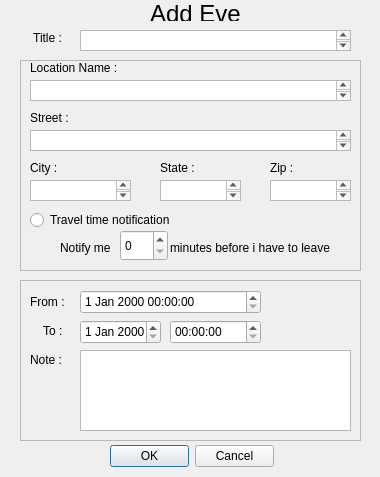
This is Calendar/addeventbutton.ui in oscarl1127/CSUSM_CS441_Project as Qt 5 draws it before an edit. The edited form follows.
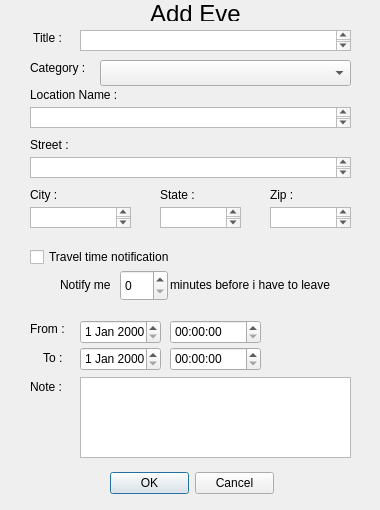
This is the edited form.

What changed in the file:
```diff
--- a/Calendar/addeventbutton.ui
+++ b/Calendar/addeventbutton.ui
@@ -7,22 +7,12 @@
     <x>0</x>
     <y>0</y>
     <width>380</width>
-    <height>477</height>
+    <height>510</height>
    </rect>
   </property>
   <property name="windowTitle">
    <string>Dialog</string>
   </property>
-  <widget class="QDateTimeEdit" name="dateTimeEdit">
-   <property name="geometry">
-    <rect>
-     <x>80</x>
-     <y>290</y>
-     <width>181</width>
-     <height>24</height>
-    </rect>
-   </property>
-  </widget>
   <widget class="QLabel" name="label">
    <property name="geometry">
     <rect>
@@ -40,7 +30,7 @@
    <property name="geometry">
     <rect>
      <x>110</x>
-     <y>440</y>
+     <y>467</y>
      <width>164</width>
      <height>32</height>
     </rect>
@@ -53,7 +43,7 @@
    <property name="geometry">
     <rect>
      <x>80</x>
-     <y>350</y>
+     <y>377</y>
      <width>271</width>
      <height>81</height>
     </rect>
@@ -86,7 +76,7 @@
    <property name="geometry">
     <rect>
      <x>30</x>
-     <y>60</y>
+     <y>87</y>
      <width>101</width>
      <height>16</height>
     </rect>
@@ -99,7 +89,7 @@
    <property name="geometry">
     <rect>
      <x>30</x>
-     <y>130</y>
+     <y>157</y>
      <width>321</width>
      <height>21</height>
     </rect>
@@ -109,7 +99,7 @@
    <property name="geometry">
     <rect>
      <x>170</x>
-     <y>320</y>
+     <y>347</y>
      <width>91</width>
      <height>24</height>
     </rect>
@@ -119,17 +109,17 @@
    <property name="geometry">
     <rect>
      <x>80</x>
-     <y>320</y>
+     <y>347</y>
      <width>81</width>
      <height>24</height>
     </rect>
    </property>
   </widget>
-  <widget class="QRadioButton" name="radioButton">
+  <widget class="QCheckBox" name="checkBox">
    <property name="geometry">
     <rect>
      <x>30</x>
-     <y>210</y>
+     <y>247</y>
      <width>161</width>
      <height>20</height>
     </rect>
@@ -142,7 +132,7 @@
    <property name="geometry">
     <rect>
      <x>30</x>
-     <y>110</y>
+     <y>137</y>
      <width>60</width>
      <height>16</height>
     </rect>
@@ -155,7 +145,7 @@
    <property name="geometry">
     <rect>
      <x>30</x>
-     <y>160</y>
+     <y>187</y>
      <width>60</width>
      <height>16</height>
     </rect>
@@ -168,7 +158,7 @@
    <property name="geometry">
     <rect>
      <x>160</x>
-     <y>160</y>
+     <y>187</y>
      <width>60</width>
      <height>16</height>
     </rect>
@@ -181,7 +171,7 @@
    <property name="geometry">
     <rect>
      <x>270</x>
-     <y>160</y>
+     <y>187</y>
      <width>60</width>
      <height>16</height>
     </rect>
@@ -194,7 +184,7 @@
    <property name="geometry">
     <rect>
      <x>30</x>
-     <y>180</y>
+     <y>207</y>
      <width>101</width>
      <height>21</height>
     </rect>
@@ -204,7 +194,7 @@
    <property name="geometry">
     <rect>
      <x>160</x>
-     <y>180</y>
+     <y>207</y>
      <width>81</width>
      <height>21</height>
     </rect>
@@ -214,7 +204,7 @@
    <property name="geometry">
     <rect>
      <x>270</x>
-     <y>180</y>
+     <y>207</y>
      <width>81</width>
      <height>21</height>
     </rect>
@@ -224,85 +214,17 @@
    <property name="geometry">
     <rect>
      <x>30</x>
-     <y>80</y>
+     <y>107</y>
      <width>321</width>
      <height>21</height>
     </rect>
    </property>
   </widget>
-  <widget class="QFrame" name="frame_2">
-   <property name="geometry">
-    <rect>
-     <x>20</x>
-     <y>280</y>
-     <width>341</width>
-     <height>161</height>
-    </rect>
-   </property>
-   <property name="frameShape">
-    <enum>QFrame::StyledPanel</enum>
-   </property>
-   <property name="frameShadow">
-    <enum>QFrame::Raised</enum>
-   </property>
-  </widget>
-  <widget class="QFrame" name="frame">
-   <property name="geometry">
-    <rect>
-     <x>20</x>
-     <y>60</y>
-     <width>341</width>
-     <height>211</height>
-    </rect>
-   </property>
-   <property name="frameShape">
-    <enum>QFrame::StyledPanel</enum>
-   </property>
-   <property name="frameShadow">
-    <enum>QFrame::Raised</enum>
-   </property>
-   <widget class="QSpinBox" name="spinBox">
-    <property name="geometry">
-     <rect>
-      <x>100</x>
-      <y>170</y>
-      <width>48</width>
-      <height>31</height>
-     </rect>
-    </property>
-   </widget>
-   <widget class="QLabel" name="label_11">
-    <property name="geometry">
-     <rect>
-      <x>40</x>
-      <y>180</y>
-      <width>61</width>
-      <height>16</height>
-     </rect>
-    </property>
-    <property name="text">
-     <string>Notify me </string>
-    </property>
-   </widget>
-   <widget class="QLabel" name="label_12">
-    <property name="geometry">
-     <rect>
-      <x>150</x>
-      <y>180</y>
-      <width>191</width>
-      <height>16</height>
-     </rect>
-    </property>
-    <property name="text">
-     <string>minutes before i have to leave</string>
-    </property>
-   </widget>
-  </widget>
-  <widget class="QWidget" name="">
+  <widget class="QWidget" name="layoutWidget">
    <property name="geometry">
     <rect>
      <x>30</x>
-     <y>290</y>
+     <y>317</y>
      <width>43</width>
      <height>81</height>
     </rect>
@@ -331,6 +253,85 @@
     </item>
    </layout>
   </widget>
+  <widget class="QLabel" name="label_11">
+   <property name="geometry">
+    <rect>
+     <x>60</x>
+     <y>277</y>
+     <width>60</width>
+     <height>16</height>
+    </rect>
+   </property>
+   <property name="text">
+    <string>Notify me </string>
+   </property>
+  </widget>
+  <widget class="QLabel" name="label_12">
+   <property name="geometry">
+    <rect>
+     <x>170</x>
+     <y>277</y>
+     <width>191</width>
+     <height>16</height>
+    </rect>
+   </property>
+   <property name="text">
+    <string>minutes before i have to leave</string>
+   </property>
+  </widget>
+  <widget class="QSpinBox" name="spinBox">
+   <property name="geometry">
+    <rect>
+     <x>120</x>
+     <y>270</y>
+     <width>48</width>
+     <height>31</height>
+    </rect>
+   </property>
+  </widget>
+  <widget class="QLabel" name="label_13">
+   <property name="geometry">
+    <rect>
+     <x>30</x>
+     <y>60</y>
+     <width>71</width>
+     <height>16</height>
+    </rect>
+   </property>
+   <property name="text">
+    <string>Category :</string>
+   </property>
+  </widget>
+  <widget class="QComboBox" name="comboBox">
+   <property name="geometry">
+    <rect>
+     <x>100</x>
+     <y>60</y>
+     <width>251</width>
+     <height>26</height>
+    </rect>
+   </property>
+  </widget>
+  <widget class="QDateEdit" name="dateEdit_2">
+   <property name="geometry">
+    <rect>
+     <x>80</x>
+     <y>320</y>
+     <width>81</width>
+     <height>24</height>
+    </rect>
+   </property>
+  </widget>
+  <widget class="QTimeEdit" name="timeEdit_2">
+   <property name="geometry">
+    <rect>
+     <x>170</x>
+     <y>320</y>
+     <width>91</width>
+     <height>24</height>
+    </rect>
+   </property>
+  </widget>
  </widget>
  <resources/>
  <connections/>
```
